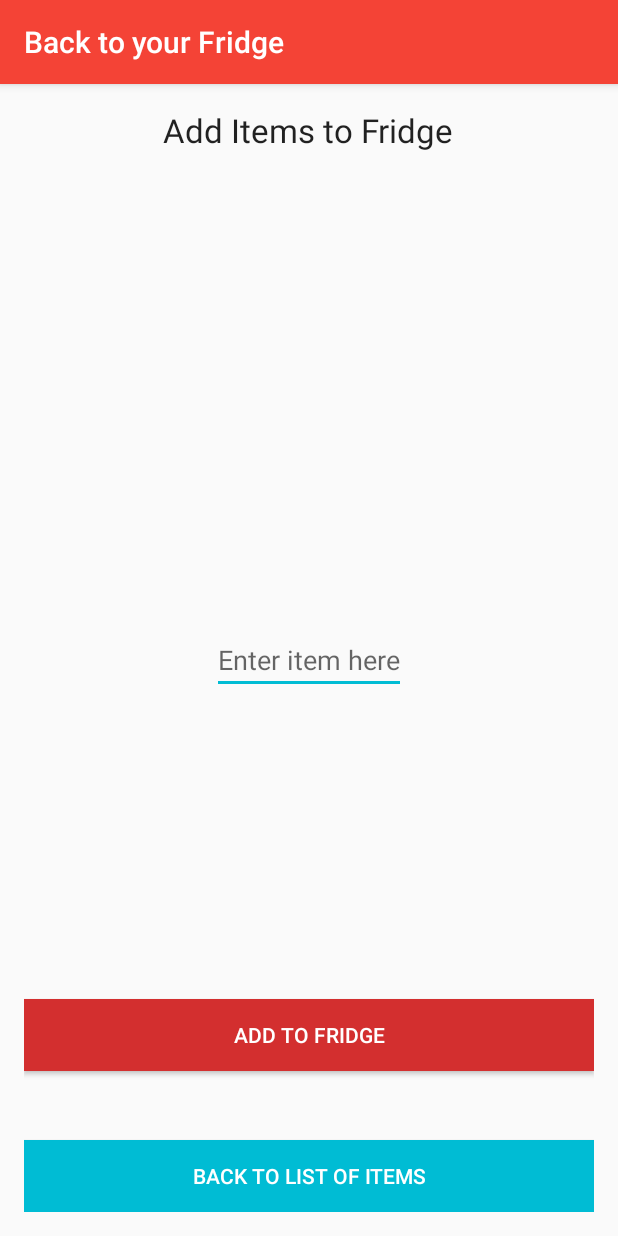
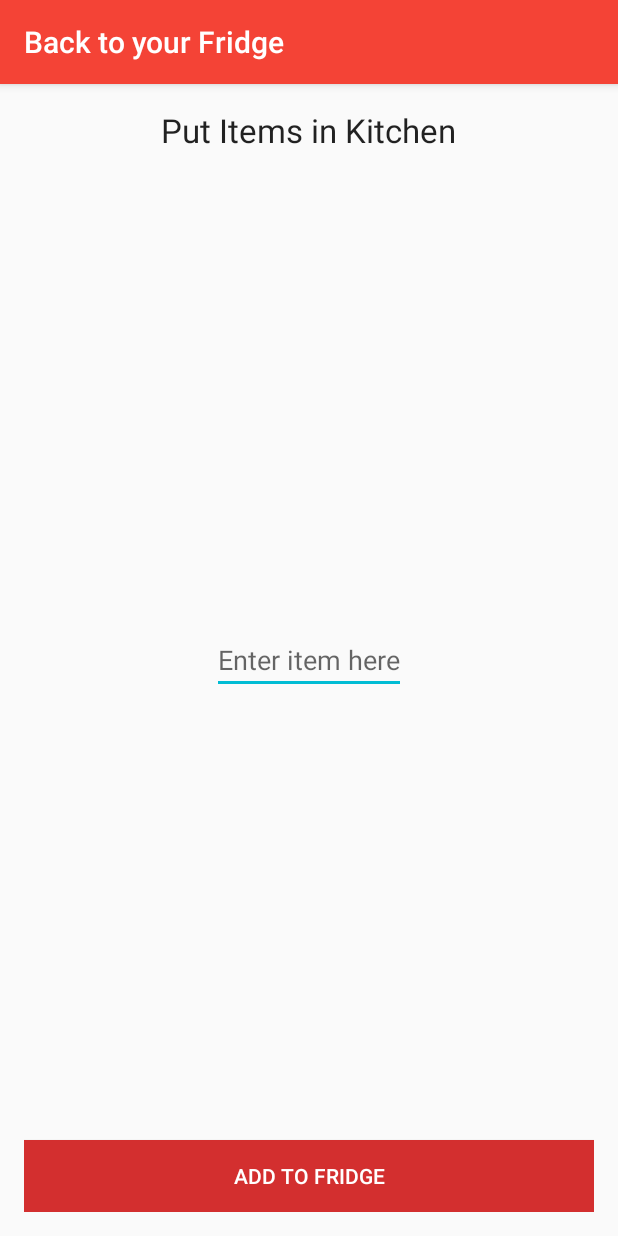
Before and after one commit to andrewfishersb/Stockipy-Android-App, an Android app: the AddToKitchenActivity screen opened directly, with no data from a screen before it, after a tap on "ADD TO FRIDGE", on a phone screen of 412 x 824 dp. Run offline under Robolectric (Android 15) with nearby library versions, the phone set to English and light mode, and no system bars; our stand-ins replace ButterKnife, Firebase (no records; nobody signed in at launch, a user with empty details on screens opened directly).

Commit message:
start working on adding kitchen items to firebase, but need to refractor quite a lot

```diff
--- a/app/src/main/java/fisher/andrew/stockipy/Constants.java
+++ b/app/src/main/java/fisher/andrew/stockipy/Constants.java
@@ -8,4 +8,6 @@ public class Constants {
     public static final String EDAMAM_API_ID = BuildConfig.EDAMAM_API_ID;
     public static final String RECIPE_URL = "https://api.edamam.com/search";
     public static final String SEARCHED_TERM = "q";
+    public static final String FIREBASE_CHILD_KITCHEN = "kitchen";
+
 }
--- a/app/src/main/java/fisher/andrew/stockipy/ui/AddToKitchenActivity.java
+++ b/app/src/main/java/fisher/andrew/stockipy/ui/AddToKitchenActivity.java
@@ -9,47 +9,58 @@ import android.widget.Button;
 import android.widget.EditText;
 import android.widget.Toast;
 
-import java.util.ArrayList;
+import com.google.firebase.database.DatabaseReference;
+import com.google.firebase.database.FirebaseDatabase;
 
 import butterknife.Bind;
 import butterknife.ButterKnife;
+import fisher.andrew.stockipy.Constants;
 import fisher.andrew.stockipy.R;
 
 //takes the  user input and adds it to the firebase database element of fridge
 public class AddToKitchenActivity extends AppCompatActivity implements View.OnClickListener{
-    @Bind(R.id.addItemToFridgeButton) Button mAddItemToFridgeButton;
-    @Bind(R.id.backToFridgeButton) Button mBackToFridgeButton;
-    @Bind(R.id.fridgeInputEditText) EditText mFridgeInputEditText;
-    private ArrayList<String> updateItems;
+    @Bind(R.id.addItemToKitchenButton) Button mAddItemToKitchenButton;
+//    @Bind(R.id.backToFridgeButton) Button mBackToFridgeButton; ->use manifest
+    @Bind(R.id.kitchenInputEditText) EditText mKitchenInputEditText;
+
+    private DatabaseReference mAddToKitchenReference;
 
     @Override
     protected void onCreate(Bundle savedInstanceState) {
+
+    mAddToKitchenReference = FirebaseDatabase.getInstance().getReference().child(Constants.FIREBASE_CHILD_KITCHEN);
+
+
         super.onCreate(savedInstanceState);
-        setContentView(R.layout.activity_add_to_fridge);
+        setContentView(R.layout.activity_add_to_kitchen);
         ButterKnife.bind(this);
-        mAddItemToFridgeButton.setOnClickListener(this);
-        mBackToFridgeButton.setOnClickListener(this);
-        Intent intent = getIntent();
-        updateItems = intent.getStringArrayListExtra("fridge");
+        mAddItemToKitchenButton.setOnClickListener(this);
     }
 
     @Override
     public void onClick(View v){
-        if(v==mBackToFridgeButton){
-            Intent intent = new Intent(AddToKitchenActivity.this,KitchenActivity.class);
-            intent.putExtra("fridge-update", updateItems);
-            startActivity(intent);
-        }
-        if(v==mAddItemToFridgeButton){
-            String userInput = mFridgeInputEditText.getText().toString();
+//        if(v==mBackToFridgeButton){ //this is usless right??? just use a manifest
+//            Intent intent = new Intent(AddToKitchenActivity.this,KitchenActivity.class);
+//            intent.putExtra("fridge-update", updateItems);
+//            startActivity(intent);
+//        }
+        if(v==mAddItemToKitchenButton){
+            String userInput = mKitchenInputEditText.getText().toString();
+            mKitchenInputEditText.setText("");
             if(userInput.equals("")){
                 Toast toast = Toast.makeText(this, "No Item Added", Toast.LENGTH_SHORT);
                 toast.setGravity(Gravity.CENTER_VERTICAL,0,250);
                 toast.show();
             }else{
-                updateItems.add(userInput);
-                mFridgeInputEditText.setText("");
+                saveItemToKitchenFirebase(userInput);
+                Intent intent = new Intent(AddToKitchenActivity.this,KitchenActivity.class);
+                intent.putExtra("item",userInput); // remove if no need for object passing
+                startActivity(intent);
             }
         }
     }
+
+    public void saveItemToKitchenFirebase(String item){
+        mAddToKitchenReference.setValue(item);
+    }
 }
--- a/app/src/main/java/fisher/andrew/stockipy/ui/KitchenActivity.java
+++ b/app/src/main/java/fisher/andrew/stockipy/ui/KitchenActivity.java
@@ -14,6 +14,8 @@ import butterknife.Bind;
 import butterknife.ButterKnife;
 import fisher.andrew.stockipy.R;
 
+
+//need to refractor before this works
 public class KitchenActivity extends AppCompatActivity implements View.OnClickListener{
     @Bind(R.id.stockFridgeButton) Button mStockFridgeButton;
     @Bind(R.id.fridgeListView) ListView mFridgeListView;
@@ -29,7 +31,7 @@ public class KitchenActivity extends AppCompatActivity implements View.OnClickLi
     @Override
     protected void onCreate(Bundle savedInstanceState) {
         super.onCreate(savedInstanceState);
-        setContentView(R.layout.activity_fridge_stock);
+        setContentView(R.layout.activity_kitchen_stock);
         ButterKnife.bind(this);
 
         Intent intent = getIntent();
--- a/app/src/main/res/layout/activity_add_to_fridge.xml
+++ b/app/src/main/res/layout/activity_add_to_kitchen.xml
@@ -13,7 +13,7 @@
         android:layout_width="wrap_content"
         android:layout_height="wrap_content"
         android:textAppearance="?android:attr/textAppearanceLarge"
-        android:text="Add Items to Fridge"
+        android:text="Put Items in Kitchen"
         android:id="@+id/textView"
         android:layout_alignParentTop="true"
         android:layout_centerHorizontal="true" />
@@ -21,30 +21,29 @@
     <EditText
         android:layout_width="wrap_content"
         android:layout_height="wrap_content"
-        android:id="@+id/fridgeInputEditText"
+        android:id="@+id/kitchenInputEditText"
         android:hint="Enter item here"
         android:layout_centerVertical="true"
         android:layout_centerHorizontal="true" />
 
-    <Button
-        android:layout_width="match_parent"
-        android:layout_height="wrap_content"
-        android:text="Back to List of Items"
-        android:id="@+id/backToFridgeButton"
-        android:layout_alignParentBottom="true"
-        android:background="@color/colorAccent"
-        android:textColor="#ffffff" />
+    <!--<Button-->
+        <!--android:layout_width="match_parent"-->
+        <!--android:layout_height="wrap_content"-->
+        <!--android:text="Back to List of Items"-->
+        <!--android:id="@+id/backToFridgeButton"-->
+        <!--android:layout_alignParentBottom="true"-->
+        <!--android:background="@color/colorAccent"-->
+        <!--android:textColor="#ffffff" />-->
 
     <Button
         android:layout_width="match_parent"
         android:layout_height="wrap_content"
         android:text="Add to Fridge"
-        android:id="@+id/addItemToFridgeButton"
-        android:layout_above="@+id/backToFridgeButton"
-        android:layout_marginBottom="46dp"
-        android:layout_alignRight="@+id/backToFridgeButton"
-        android:layout_alignEnd="@+id/backToFridgeButton"
+        android:id="@+id/addItemToKitchenButton"
         android:textColor="#ffffff"
-        android:background="@color/colorPrimaryDark" />
+        android:background="@color/colorPrimaryDark"
+        android:layout_alignParentBottom="true"
+        android:layout_alignParentLeft="true"
+        android:layout_alignParentStart="true"/>
 
 </RelativeLayout>
```
Also changed, not shown: app/src/main/java/fisher/andrew/stockipy/adapters/FirebaseKitchenViewHolder.java (+28 -1 lines), app/src/main/res/layout/activity_kitchen_stock.xml (renamed from app/src/main/res/layout/activity_fridge_stock.xml, +17 -10 lines).
